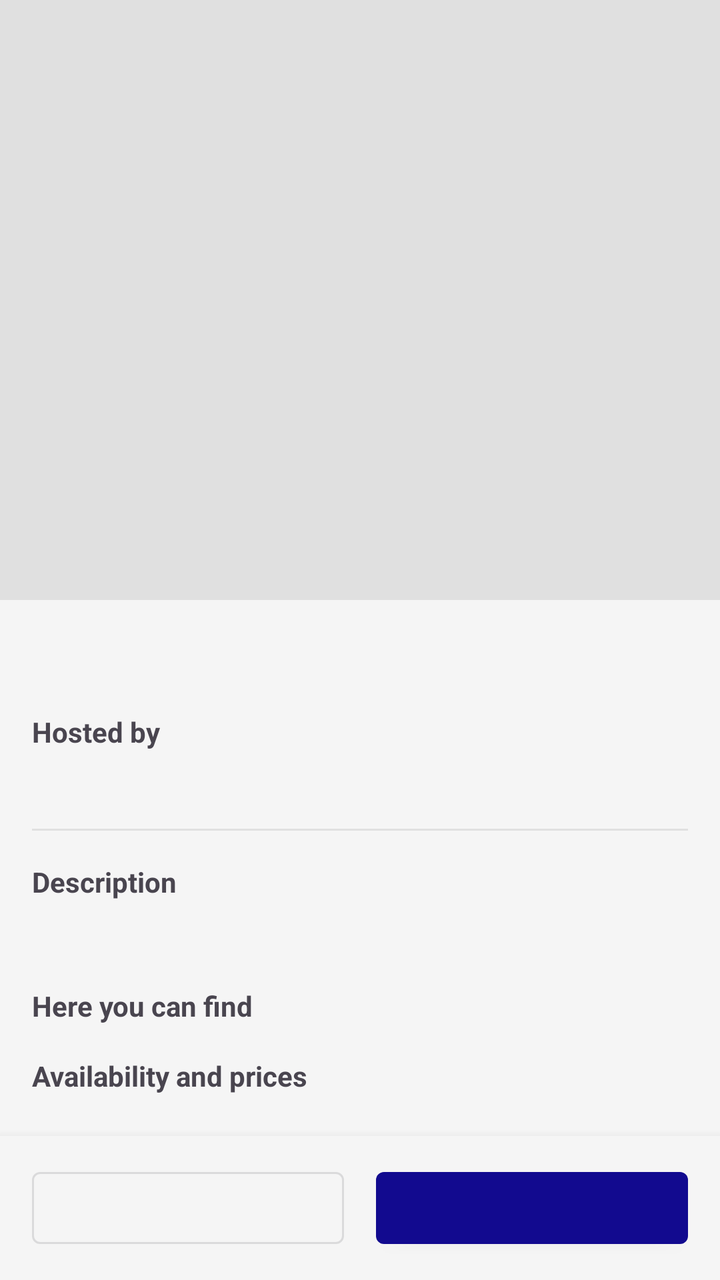
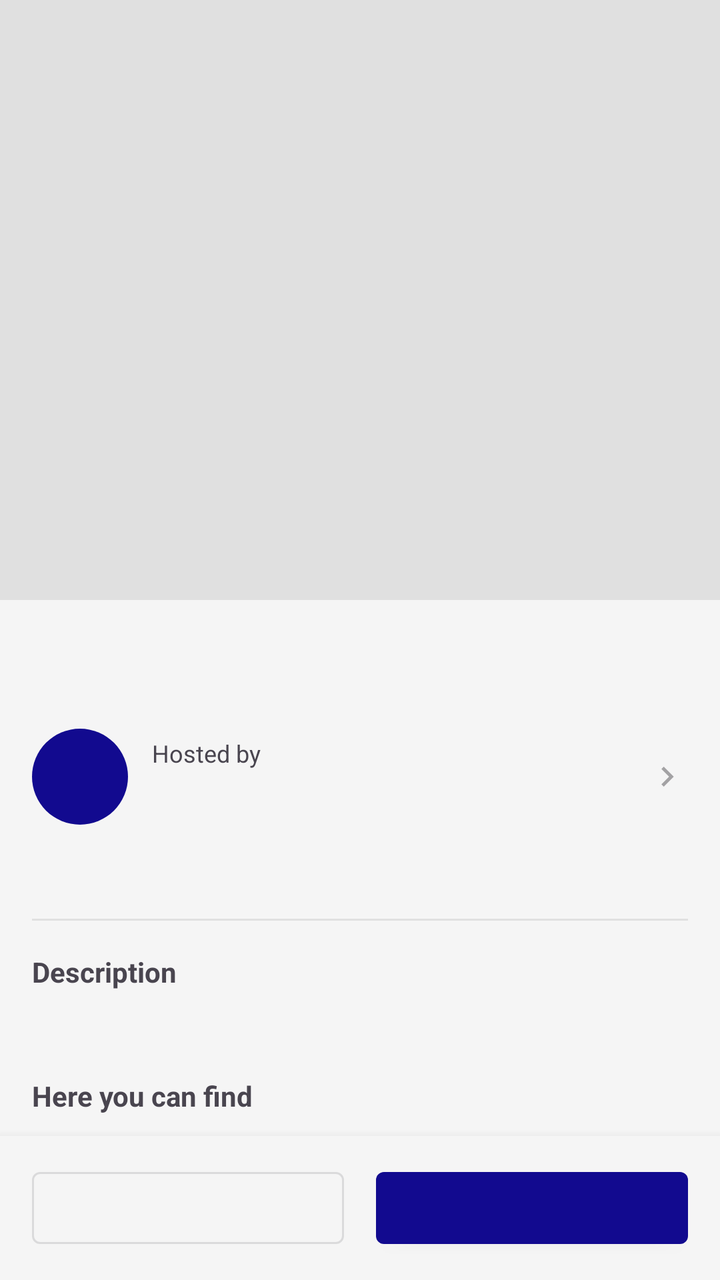

Two renders of the same Android screen: before a commit and after it. Below are the layout's source before the change and the commit's diff.
<!-- AndroidManifest.xml: application theme Theme.MiCasaEsTuCasa -->
<!-- res/layout/activity_dettaglio_proprieta.xml -->
<?xml version="1.0" encoding="utf-8"?>
<androidx.coordinatorlayout.widget.CoordinatorLayout
    xmlns:android="http://schemas.android.com/apk/res/android"
    xmlns:app="http://schemas.android.com/apk/res-auto"
    android:layout_width="match_parent"
    android:layout_height="match_parent">

    <androidx.core.widget.NestedScrollView
        android:layout_width="match_parent"
        android:layout_height="match_parent"
        android:paddingBottom="72dp"
        android:clipToPadding="true"
        app:layout_behavior="@string/appbar_scrolling_view_behavior">

        <LinearLayout
            android:layout_width="match_parent"
            android:layout_height="wrap_content"
            android:orientation="vertical">

            <androidx.viewpager2.widget.ViewPager2
                android:id="@+id/viewPagerImages"
                android:layout_width="match_parent"
                android:layout_height="300dp"
                android:background="@color/light_gray" />

            <LinearLayout
                android:layout_width="match_parent"
                android:layout_height="wrap_content"
                android:orientation="vertical"
                android:padding="16dp">

                <TextView
                    android:id="@+id/tvNome"
                    android:layout_width="wrap_content"
                    android:layout_height="wrap_content"
                    android:textSize="24sp"
                    android:textStyle="bold"
                     />

                <LinearLayout
                    android:layout_width="match_parent"
                    android:layout_height="wrap_content"
                    android:orientation="horizontal"
                    android:layout_marginTop="8dp">

                    <TextView
                        android:layout_width="wrap_content"
                        android:layout_height="wrap_content"
                        android:text="@string/ospitati_da"
                        android:textStyle="bold"
                        android:layout_marginEnd="4dp" /> <TextView
                    android:id="@+id/tvLocatore"
                    android:layout_width="wrap_content"
                    android:layout_height="wrap_content" />

                </LinearLayout>

                <TextView
                    android:id="@+id/tvPosti"
                    android:layout_width="wrap_content"
                    android:layout_height="wrap_content"
                    android:layout_marginTop="4dp"
                    android:textColor="@color/gray"
                    />

                <View
                    android:layout_width="match_parent"
                    android:layout_height="1dp"
                    android:layout_marginVertical="16dp"
                    android:background="@color/light_gray" />

                <TextView
                    android:layout_width="wrap_content"
                    android:layout_height="wrap_content"
                    android:text="@string/descrizione"
                    android:textStyle="bold" />

                <TextView
                    android:id="@+id/tvDescrizione"
                    android:layout_width="match_parent"
                    android:layout_height="wrap_content"
                    android:layout_marginTop="8dp" />

                <TextView
                    android:layout_width="wrap_content"
                    android:layout_height="wrap_content"
                    android:layout_marginTop="16dp"
                    android:text="@string/keywords_dettaglio"
                    android:textStyle="bold" />

                <com.google.android.material.chip.ChipGroup
                    android:id="@+id/cgKeywords"
                    android:layout_width="match_parent"
                    android:layout_height="wrap_content"
                    app:chipSpacing="8dp" />

                <TextView
                    android:layout_width="wrap_content"
                    android:layout_height="wrap_content"
                    android:layout_marginTop="16dp"
                    android:text="@string/disponibilit_e_prezzi"
                    android:textStyle="bold" />

                <androidx.recyclerview.widget.RecyclerView
                    android:id="@+id/rvDisponibilita"
                    android:layout_width="match_parent"
                    android:layout_height="wrap_content"
                    android:layout_marginTop="8dp"
                    android:nestedScrollingEnabled="false" />

            </LinearLayout>
        </LinearLayout>
    </androidx.core.widget.NestedScrollView>

    <LinearLayout
        android:layout_width="match_parent"
        android:layout_height="72dp"
        android:layout_gravity="bottom"
        android:orientation="horizontal"
        android:background="?android:attr/colorBackground"
        android:elevation="8dp"
        android:paddingHorizontal="16dp"
        android:paddingVertical="8dp"
        android:gravity="center_vertical">

        <Button
            android:id="@+id/btnSinistro"
            style="@style/Widget.MaterialComponents.Button.OutlinedButton"
            android:layout_width="0dp"
            android:layout_height="48dp"
            android:layout_weight="1"
            android:layout_marginEnd="8dp"
            android:textAllCaps="false" />

        <Button
            android:id="@+id/btnDestro"
            style="@style/Widget.MaterialComponents.Button"
            android:layout_width="0dp"
            android:layout_height="48dp"
            android:layout_weight="1"
            android:layout_marginStart="8dp"
            android:textAllCaps="false" />

    </LinearLayout>

    <ProgressBar
        android:id="@+id/progressBar"
        android:layout_width="wrap_content"
        android:layout_height="wrap_content"
        android:layout_gravity="center"
        android:visibility="gone" />

</androidx.coordinatorlayout.widget.CoordinatorLayout>
<!-- resources referenced by this layout -->
<resources>
  <color name="gray">#757575</color>
  <color name="light_gray">#E0E0E0</color>
  <string name="descrizione">Description</string>
  <string name="disponibilit_e_prezzi">Availability and prices</string>
  <string name="keywords_dettaglio">Here you can find</string>
  <string name="ospitati_da">Hosted by</string>
  <style name="Theme.MiCasaEsTuCasa" parent="Base.Theme.MiCasaEsTuCasa" />
  <style name="Base.Theme.MiCasaEsTuCasa" parent="Theme.Material3.DayNight.NoActionBar">
          
          <item name="colorPrimary">@color/primary</item>
          <item name="colorPrimaryVariant">@color/primary_dark</item>
          <item name="colorOnPrimary">@color/white</item>
  
          
          <item name="colorSecondary">@color/secondary</item>
          <item name="colorSecondaryVariant">@color/secondary_dark</item>
          <item name="colorOnSecondary">@color/black</item>
  
          
          <item name="android:colorBackground">@color/backgroundColor</item>
          <item name="colorSurface">@color/white</item>
          <item name="colorError">@color/red</item>
  
          
          <item name="android:statusBarColor">@color/primary_dark</item>
          <item name="android:navigationBarColor">@color/primary_dark</item>
      </style>
  <color name="primary">#120A8F</color>
  <color name="primary_dark">#001226</color>
  <color name="white">#FFFFFF</color>
  <color name="secondary">#FF9F1C</color>
  <color name="secondary_dark">#E08A00</color>
  <color name="black">#000000</color>
  <color name="backgroundColor">#F5F5F5</color>
  <color name="red">#F44336</color>
</resources>

<!-- the commit's change to res/layout/activity_dettaglio_proprieta.xml (unified diff, before → after) -->
@@ -38,21 +38,64 @@
                      />
 
                 <LinearLayout
+                    android:id="@+id/containerLocatore"
                     android:layout_width="match_parent"
                     android:layout_height="wrap_content"
                     android:orientation="horizontal"
-                    android:layout_marginTop="8dp">
+                    android:layout_marginTop="8dp"
+                    android:paddingVertical="8dp"
+                    android:background="?android:attr/selectableItemBackground"
+                    android:clickable="true"
+                    android:focusable="true"
+                    android:gravity="center_vertical">
 
                     <TextView
+                        android:id="@+id/tvAvatarLocatoreCompact"
+                        android:layout_width="48dp"
+                        android:layout_height="48dp"
+                        android:background="@drawable/avatar_circle_background"
+                        android:gravity="center"
+                        android:textColor="?android:attr/colorBackground"
+                        android:textSize="18sp"
+                        android:textStyle="bold" />
+
+                    <LinearLayout
+                        android:layout_width="0dp"
+                        android:layout_height="wrap_content"
+                        android:layout_weight="1"
+                        android:layout_marginStart="12dp"
+                        android:orientation="vertical">
+
+                        <TextView
+                            android:layout_width="wrap_content"
+                            android:layout_height="wrap_content"
+                            android:text="@string/ospitati_da"
+                            android:textSize="12sp"
+                            android:textColor="?android:attr/textColorSecondary"/>
+
+                        <TextView
+                            android:id="@+id/tvLocatore"
+                            android:layout_width="wrap_content"
+                            android:layout_height="wrap_content"
+                            android:textSize="16sp"
+                            android:textStyle="bold"
+                            android:textColor="?android:attr/textColorPrimary"
+                            android:layout_marginTop="2dp"/>
+                    </LinearLayout>
+
+                    <LinearLayout
                         android:layout_width="wrap_content"
                         android:layout_height="wrap_content"
-                        android:text="@string/ospitati_da"
-                        android:textStyle="bold"
-                        android:layout_marginEnd="4dp" /> <TextView
-                    android:id="@+id/tvLocatore"
-                    android:layout_width="wrap_content"
-                    android:layout_height="wrap_content" />
+                        android:orientation="horizontal"
+                        android:gravity="center_vertical">
 
+                        <ImageView
+                            android:layout_width="20dp"
+                            android:layout_height="20dp"
+                            android:src="@drawable/chevron_right_24px"
+                            android:layout_marginStart="4dp"
+                            app:tint="?android:attr/textColorHint" />
+                    </LinearLayout>
                 </LinearLayout>
 
                 <TextView
<!-- resource entries referenced after the edit -->
@@ -2,6 +2,24 @@
 <resources>
   <color name="gray">#757575</color>
   <color name="light_gray">#E0E0E0</color>
+  <!-- drawable avatar_circle_background (drawable) -->
+  <?xml version="1.0" encoding="utf-8"?>
+  <shape xmlns:android="http://schemas.android.com/apk/res/android"
+      android:shape="oval">
+      <solid android:color="@color/primary"/>
+  </shape>
+  <!-- drawable chevron_right_24px (drawable) -->
+  <vector xmlns:android="http://schemas.android.com/apk/res/android"
+      android:width="24dp"
+      android:height="24dp"
+      android:viewportWidth="960"
+      android:viewportHeight="960"
+      android:tint="?attr/colorControlNormal"
+      android:autoMirrored="true">
+    <path
+        android:fillColor="@android:color/white"
+        android:pathData="M504,480L320,296L376,240L616,480L376,720L320,664L504,480Z"/>
+  </vector>
   <string name="descrizione">Description</string>
   <string name="disponibilit_e_prezzi">Availability and prices</string>
   <string name="keywords_dettaglio">Here you can find</string>
